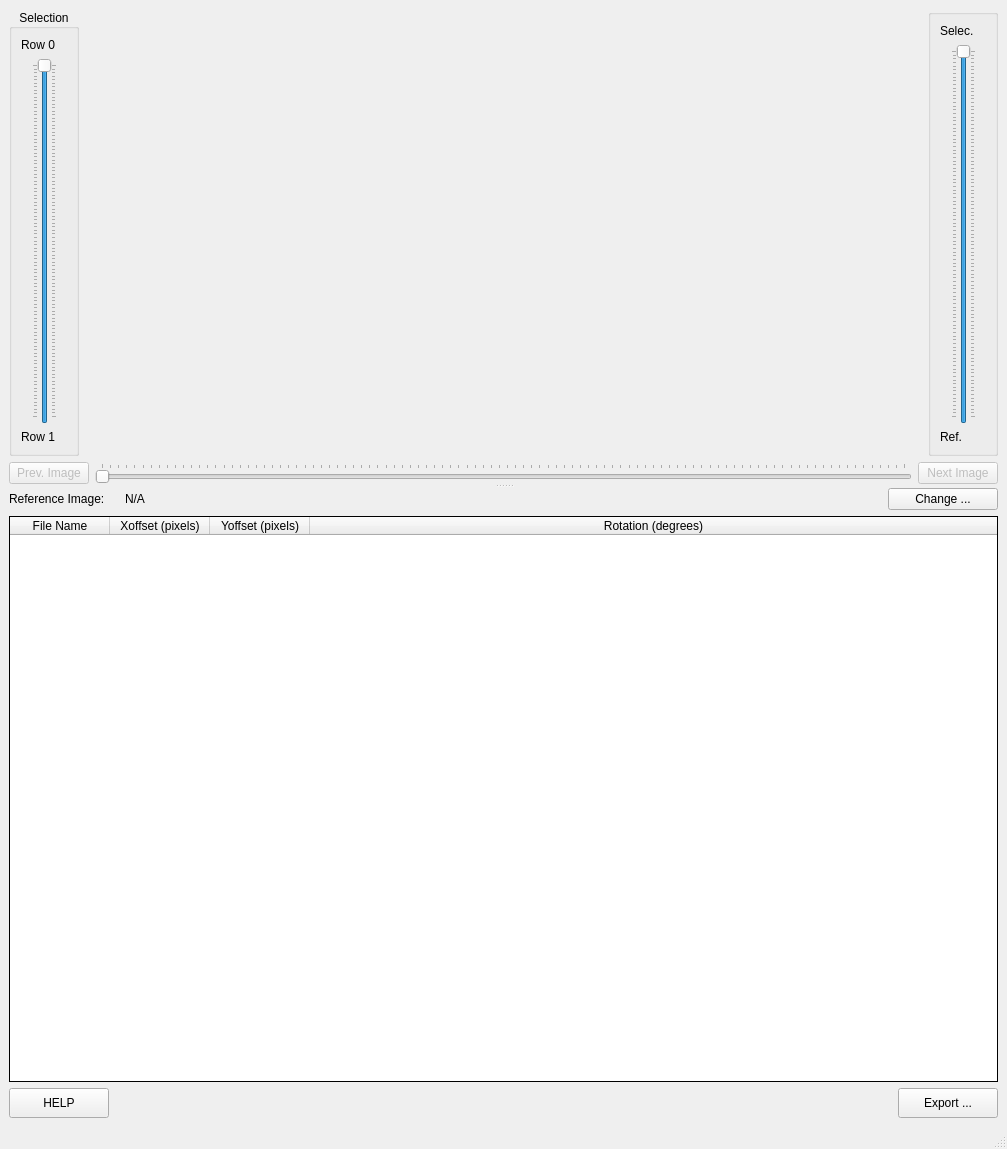
Qt form ui/ui_registration.ui (neutronimaging/python_notebooks) before a commit.
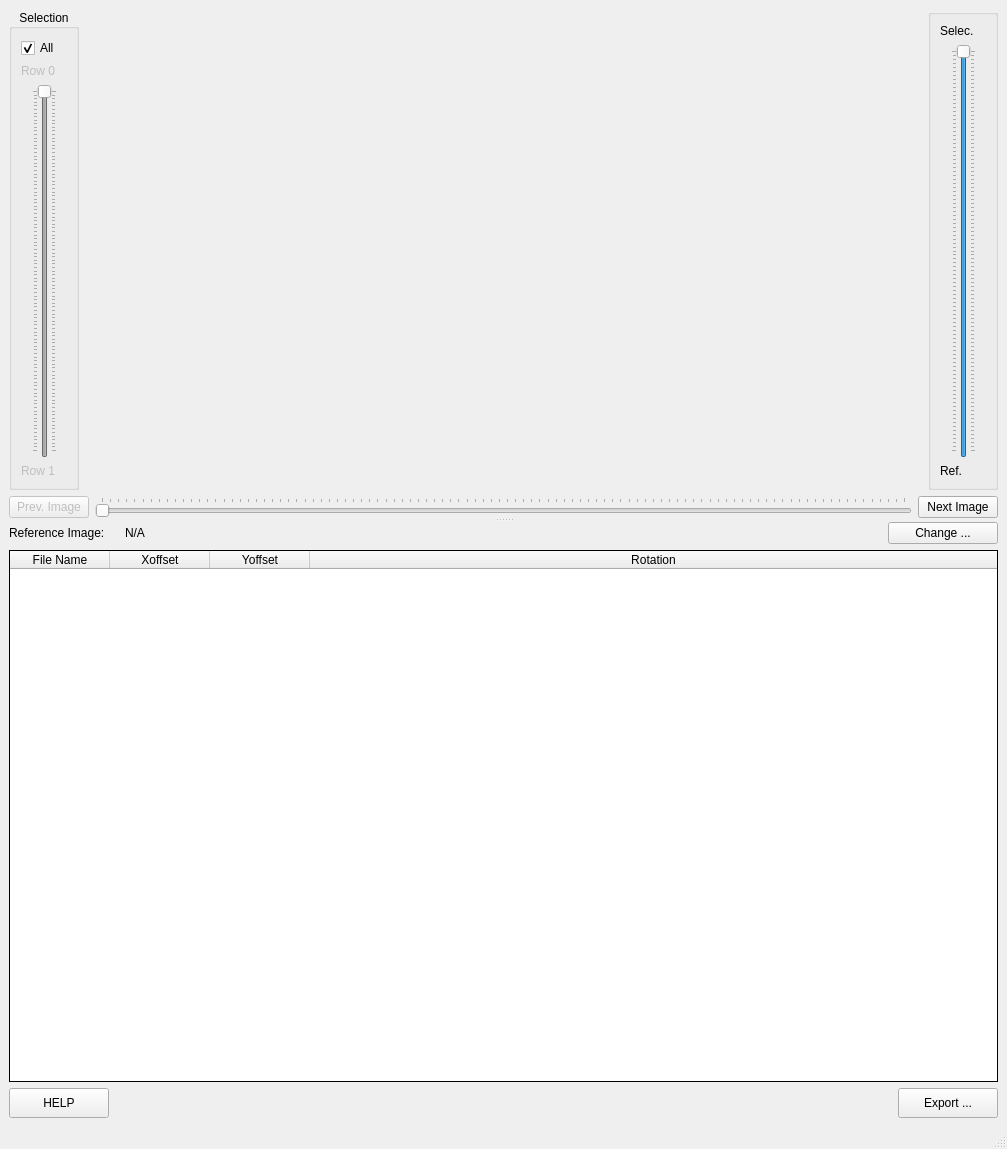
The same form after that commit.

Commit message: started implementation of selection opacity slider

Patch:
```diff
--- a/ui/ui_registration.ui
+++ b/ui/ui_registration.ui
@@ -64,7 +64,20 @@
               <number>19</number>
              </property>
              <item>
-              <widget class="QLabel" name="label_4">
+              <widget class="QCheckBox" name="selection_all">
+               <property name="text">
+                <string>All</string>
+               </property>
+               <property name="checked">
+                <bool>true</bool>
+               </property>
+              </widget>
+             </item>
+             <item>
+              <widget class="QLabel" name="top_row_label">
+               <property name="enabled">
+                <bool>false</bool>
+               </property>
                <property name="minimumSize">
                 <size>
                  <width>50</width>
@@ -77,7 +90,10 @@
               </widget>
              </item>
              <item>
-              <widget class="QSlider" name="opacity_slider_2">
+              <widget class="QSlider" name="opacity_selection_slider">
+               <property name="enabled">
+                <bool>false</bool>
+               </property>
                <property name="cursor">
                 <cursorShape>SizeVerCursor</cursorShape>
                </property>
@@ -108,7 +124,10 @@
               </widget>
              </item>
              <item>
-              <widget class="QLabel" name="label_5">
+              <widget class="QLabel" name="bottom_row_label">
+               <property name="enabled">
+                <bool>false</bool>
+               </property>
                <property name="minimumSize">
                 <size>
                  <width>50</width>
@@ -237,9 +256,6 @@
           </item>
           <item>
            <widget class="QPushButton" name="next_image_button">
-            <property name="enabled">
-             <bool>false</bool>
-            </property>
             <property name="text">
              <string>Next Image</string>
             </property>
@@ -349,17 +365,17 @@
            </column>
            <column>
             <property name="text">
-             <string>Xoffset (pixels)</string>
+             <string>Xoffset</string>
             </property>
            </column>
            <column>
             <property name="text">
-             <string>Yoffset (pixels)</string>
+             <string>Yoffset</string>
             </property>
            </column>
            <column>
             <property name="text">
-             <string>Rotation (degrees)</string>
+             <string>Rotation</string>
             </property>
            </column>
           </widget>
```
Left out of the diff: 67 changed lines with no effect on the pictures. The commit also changes 3 other files.
